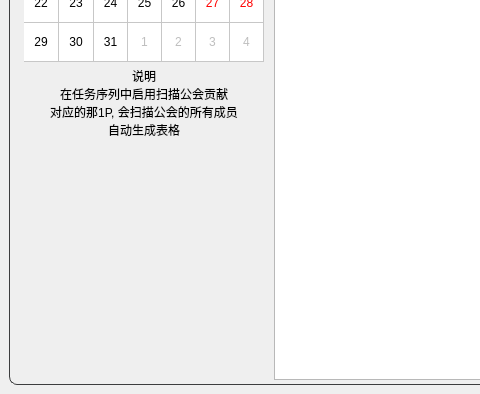
StareAbyss/FoodsVsMiceAutoAssistant, file resource/ui/FAA_3.0.ui: the form before one commit; both pictures show x 0 to 480 and y 366 to 760 of the 930 by 760 pixel window.
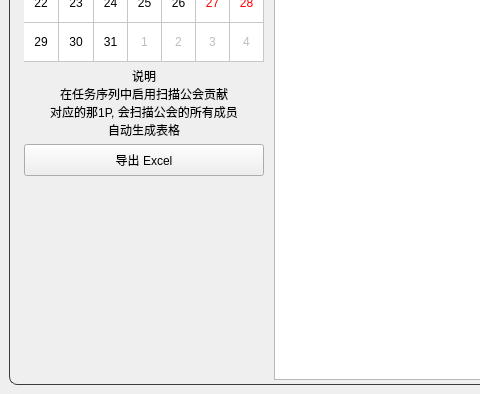
The form after the commit. The open tabs and pages were chosen to show the change. Icons and pictures are not drawn. Custom widgets are drawn as their Qt base class.

Commit message: feat(公会贡献): 支持按所选日期导出成员贡献点扫描数据

Patch:
```diff
--- a/resource/ui/FAA_3.0.ui
+++ b/resource/ui/FAA_3.0.ui
@@ -7040,6 +7040,28 @@
                </property>
               </widget>
              </item>
+             <item>
+              <widget class="QPushButton" name="ExportGuildContributionButton">
+               <property name="minimumSize">
+                <size>
+                 <width>120</width>
+                 <height>32</height>
+                </size>
+               </property>
+               <property name="maximumSize">
+                <size>
+                 <width>240</width>
+                 <height>40</height>
+                </size>
+               </property>
+               <property name="toolTip">
+                <string>只导出当前日历所选日期的公会贡献数据</string>
+               </property>
+               <property name="text">
+                <string>导出 Excel</string>
+               </property>
+              </widget>
+             </item>
              <item>
               <spacer name="verticalSpacer_10">
                <property name="orientation">
```
The commit also changes 6 other files.
